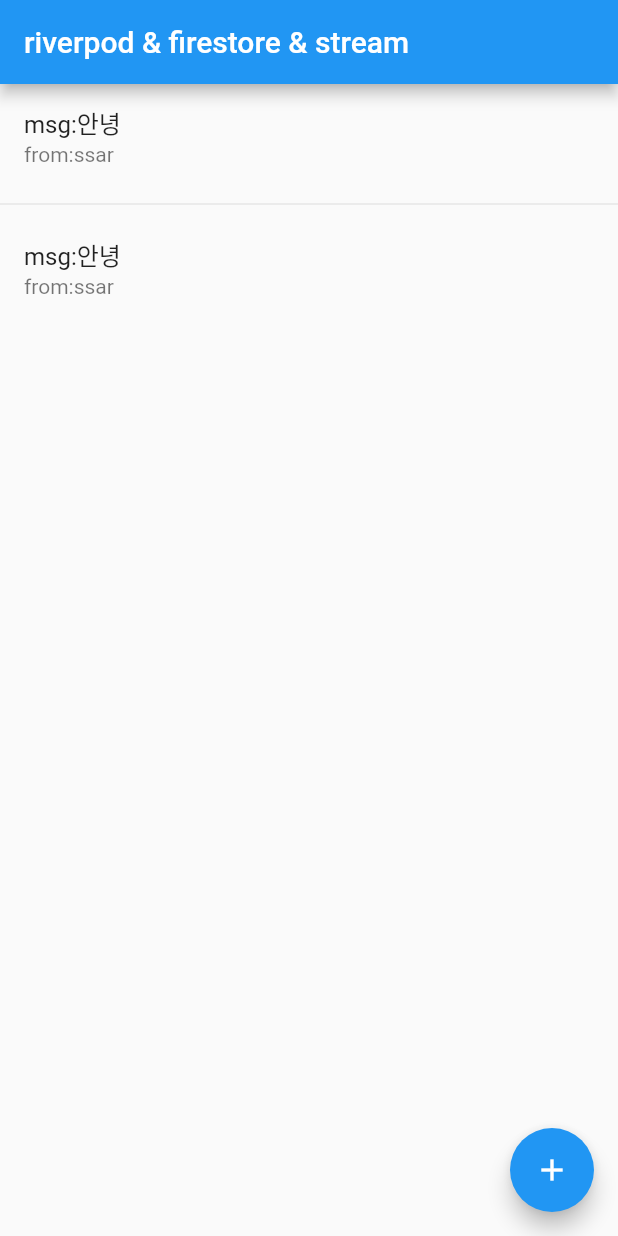
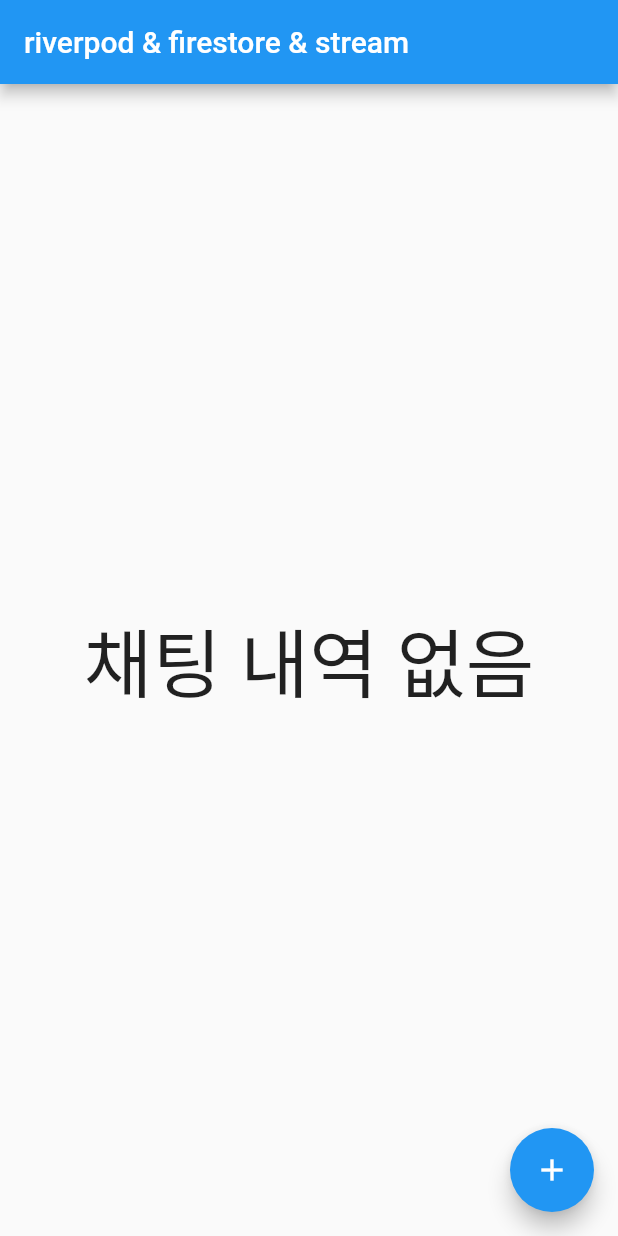
Before and after one commit to Lee-na-yun/flutter-riverpod-firestore, a Flutter app: the screen it shows after launch, on a phone screen of 412 x 824 dp. Run offline on Flutter 3.47's test engine with Material 2 defaults, Android fonts, the phone set to English and light mode, and no system bars; our stand-ins replace cloud_firestore, firebase_core, flutter_riverpod; accounts and stored records are empty.

```diff
--- a/lib/controller/chat_controller.dart
+++ b/lib/controller/chat_controller.dart
@@ -12,7 +12,6 @@ final chatControllerProvider = Provider((ref) {
 
 class ChatController {
   Ref _ref;
-
   ChatController(this._ref);
 
   void insert(ChatInsertReqDto dto) {
--- a/lib/domain/chat/chat_firestore_repository.dart
+++ b/lib/domain/chat/chat_firestore_repository.dart
@@ -1,7 +1,15 @@
 // Provider 필요
 import 'package:cloud_firestore/cloud_firestore.dart';
 import 'package:flutter_riverpod/flutter_riverpod.dart';
+import 'package:riverpod_firestore_stream/domain/chat/chat.dart';
 import 'package:riverpod_firestore_stream/dto/chat/chat_req_dto.dart';
+
+// 리턴 = Stream<List<Chat>>을 하는 것임!
+final chatStreamProvider = StreamProvider<List<Chat>>((ref) {
+  final db = FirebaseFirestore.instance;
+  Stream<QuerySnapshot<Map<String, dynamic>>> stream = db.collection("chat").snapshots(); //리턴
+  return stream.map((snapshot) => snapshot.docs.map((doc) => Chat.fromJson(doc.data())).toList()); //파싱
+});
 
 final chatFirestoreRepositoryProvider = Provider((ref) {
   return ChatFirestoreRepository();
--- a/lib/view/pages/chat_room/chat_room_page.dart
+++ b/lib/view/pages/chat_room/chat_room_page.dart
@@ -3,6 +3,7 @@ import 'dart:math';
 import 'package:flutter/material.dart';
 import 'package:flutter_riverpod/flutter_riverpod.dart';
 import 'package:riverpod_firestore_stream/controller/chat_controller.dart';
+import 'package:riverpod_firestore_stream/domain/chat/chat_firestore_repository.dart';
 import 'package:riverpod_firestore_stream/dto/chat/chat_req_dto.dart';
 
 class ChatRoomPage extends ConsumerWidget {
@@ -14,7 +15,7 @@ class ChatRoomPage extends ConsumerWidget {
 
     return Scaffold(
       appBar: _buildAppBar(),
-      body: _buildListView(),
+      body: _buildListView(ref),
       floatingActionButton: FloatingActionButton(
         onPressed: () {
           Random random = Random();
@@ -30,14 +31,28 @@ class ChatRoomPage extends ConsumerWidget {
     );
   }
 
-  ListView _buildListView() {
-    return ListView.separated(
-      itemCount: 2,
-      itemBuilder: (context, index) => ListTile(
-        title: Text("msg:안녕"),
-        subtitle: Text("from:ssar"),
-      ),
-      separatorBuilder: (context, index) => Divider(),
+  Widget _buildListView(WidgetRef ref) {
+    final chatStream = ref.watch(chatStreamProvider);
+    return chatStream.when(
+      data: (chats) {
+        if (chats.isNotEmpty) {
+          //값이있으면 listview를 뿌림
+          return ListView.separated(
+            itemCount: chats.length,
+            itemBuilder: (context, index) => ListTile(
+              title: Text("msg : ${chats[index].msg}"),
+              subtitle: Text("from : ${chats[index].from}"),
+            ),
+            separatorBuilder: (context, index) => Divider(),
+          );
+        } else {
+          return Center(
+            child: Text("채팅 내역 없음", style: TextStyle(fontSize: 50)),
+          );
+        }
+      },
+      error: (error, stackTrace) => const CircularProgressIndicator(),
+      loading: () => const CircularProgressIndicator(),
     );
   }
 
```
Also changed, not shown: lib/domain/chat/chat.dart (+17 -2 lines).
